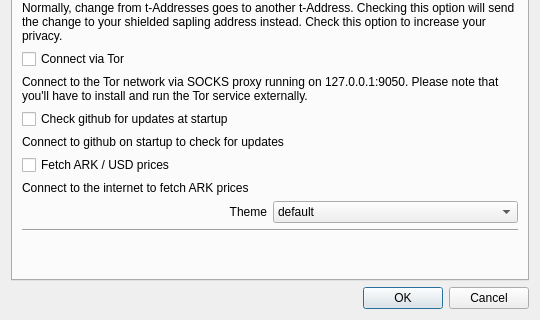
Before: the Qt Designer form src/settings.ui in matasov/arkwallet, drawn with Qt 5; both pictures show x 0 to 540 and y 219 to 539 of the 540 by 539 pixel window.
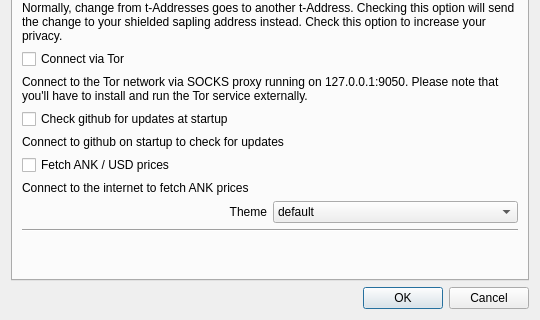
After: the same form once the commit is applied.

What changed in the file:
```diff
--- a/src/settings.ui
+++ b/src/settings.ui
@@ -179,7 +179,7 @@
        <item row="12" column="0" colspan="2">
         <widget class="QLabel" name="label_10">
          <property name="text">
-          <string>Connect to the internet to fetch ARK prices</string>
+          <string>Connect to the internet to fetch ANK prices</string>
          </property>
         </widget>
        </item>
@@ -283,7 +283,7 @@
        <item row="11" column="0" colspan="2">
         <widget class="QCheckBox" name="chkFetchPrices">
          <property name="text">
-          <string>Fetch ARK / USD prices</string>
+          <string>Fetch ANK / USD prices</string>
          </property>
         </widget>
        </item>
```
